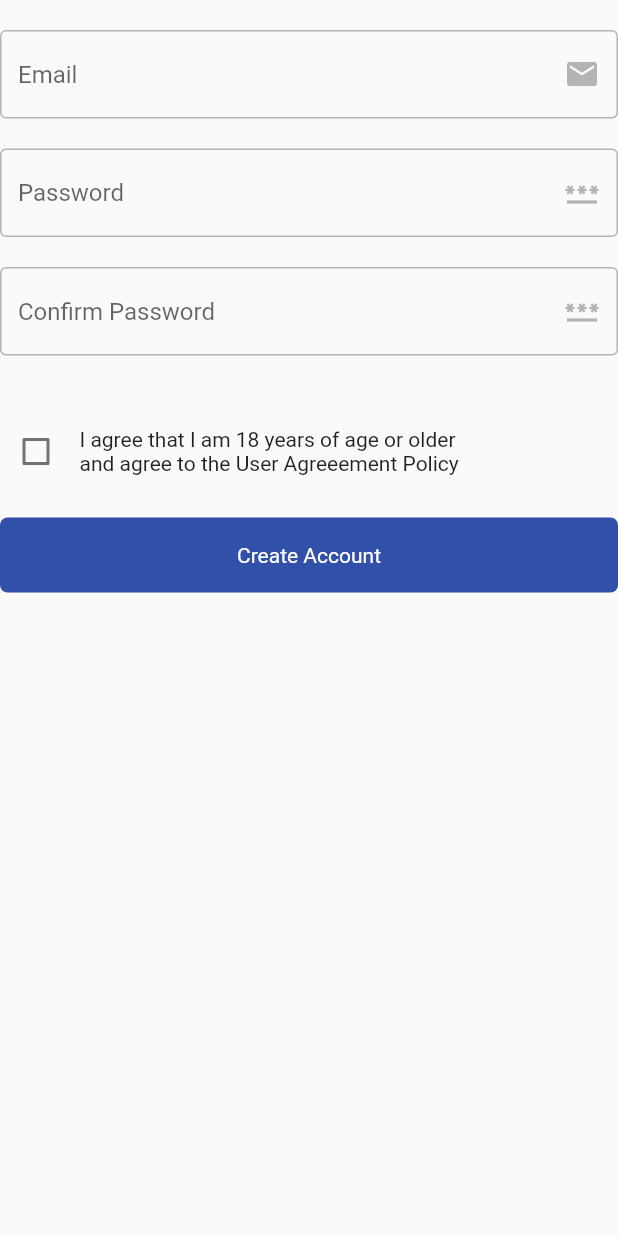
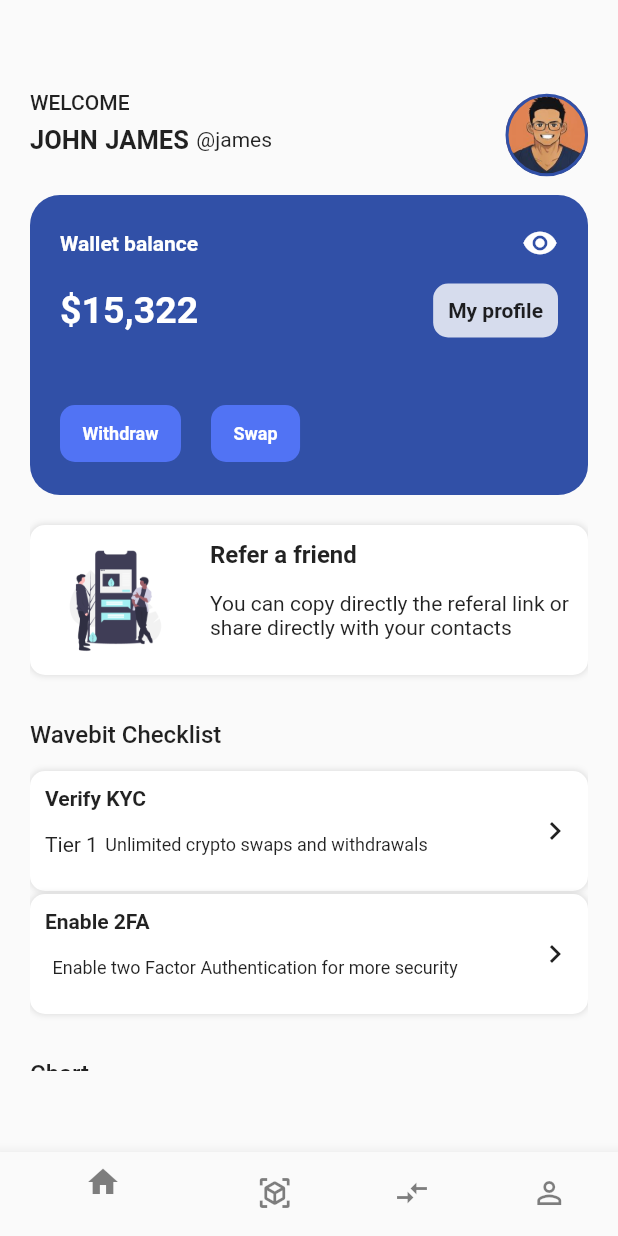
Before and after one commit to wavebitex/wavebit-mobile, a Flutter app: the SignUpForm widget shown alone on an empty page, opened directly, after a tap on "Create Account", on a phone screen of 412 x 824 dp. Run offline on Flutter 3.47's test engine with Material 2 defaults, Android fonts, the phone set to English and light mode, and no system bars.

Commit message:
create landing page UI

```diff
--- a/wavebitex/lib/ui/auth/widget/sign_up_form.dart
+++ b/wavebitex/lib/ui/auth/widget/sign_up_form.dart
@@ -1,4 +1,5 @@
 import 'package:flutter/material.dart';
+import 'package:wavebitex/ui/landing_page/index.dart';
 import 'package:wavebitex/widgets/action_button.dart';
 import 'package:wavebitex/widgets/agreement_checkbox.dart';
 import 'package:wavebitex/widgets/app_text_field.dart';
@@ -20,7 +21,9 @@ class _SignUpFormState extends State<SignUpForm> {
     });
   }
 
-  void onSubmit(){}
+  void onSubmit() {
+    Navigator.push(context, MaterialPageRoute(builder: (context) => Home()));
+  }
 
   @override
   Widget build(BuildContext context) {
@@ -44,9 +47,12 @@ class _SignUpFormState extends State<SignUpForm> {
           ),
           _spacer,
           _spacer,
-          AgreementCheckbox(onChange: (_isUserAgreed) => _handleAgreement(), value: _isUserAgreed,),
+          AgreementCheckbox(
+            onChange: (_isUserAgreed) => _handleAgreement(),
+            value: _isUserAgreed,
+          ),
           _spacer,
-         ActionButton(title: 'Create Account', onTap: () => onSubmit())
+          ActionButton(title: 'Create Account', onTap: () => onSubmit())
         ],
       ),
     );
--- /dev/null
+++ b/wavebitex/lib/ui/landing_page/index.dart
@@ -0,0 +1,236 @@
+import 'package:flutter/material.dart';
+import 'package:wavebitex/utils/splash/wavebit_colors.dart';
+import 'package:wavebitex/widget/credit_card.dart';
+import 'package:wavebitex/widget/wavebit_card.dart';
+
+class Home extends StatefulWidget {
+  const Home({Key? key}) : super(key: key);
+
+  @override
+  _HomeState createState() => _HomeState();
+}
+
+class _HomeState extends State<Home> {
+  Widget _buildWelcomeBar() {
+    return Column(
+      children: [
+        Container(
+          height: 60,
+          child: Row(
+            mainAxisAlignment: MainAxisAlignment.spaceBetween,
+            children: [
+              Column(
+                crossAxisAlignment: CrossAxisAlignment.start,
+                children: [
+                  Text(
+                    'welcome'.toUpperCase(),
+                    style: const TextStyle(fontSize: 14, fontWeight: FontWeight.w500),
+                  ),
+                  const SizedBox(height: 7),
+                  Row(
+                    children: [
+                      Text(
+                        'John'.toUpperCase(),
+                        style: const TextStyle(fontSize: 17, fontWeight: FontWeight.bold),
+                      ),
+                      const SizedBox(
+                        width: 5,
+                      ),
+                      Text(
+                        'James'.toUpperCase(),
+                        style: const TextStyle(fontSize: 17, fontWeight: FontWeight.bold),
+                      ),
+                      const SizedBox(
+                        width: 5,
+                      ),
+                      Text('@james')
+                    ],
+                  )
+                ],
+              ),
+              Container(
+                height: 55,
+                width: 55,
+                decoration: BoxDecoration(
+                    border: Border.all(color: WBColors.primary, width: 2),
+                    borderRadius: BorderRadius.circular(40),
+                    image:
+                        const DecorationImage(image: AssetImage('assets/img/profile_avater1.png'))),
+              ),
+            ],
+          ),
+        ),
+      ],
+    );
+  }
+
+  Widget _buildReferAFriend(double width) {
+    return WBCard(
+      height: 100,
+      child: Row(
+        mainAxisAlignment: MainAxisAlignment.spaceBetween,
+        children: [
+          Container(
+            width: 90,
+            height: 100,
+            decoration: const BoxDecoration(
+              image: DecorationImage(image: AssetImage('assets/img/referal_image.png')),
+            ),
+          ),
+          Column(
+            crossAxisAlignment: CrossAxisAlignment.start,
+            children: [
+              const Text(
+                'Refer a friend',
+                style: TextStyle(fontWeight: FontWeight.bold, fontSize: 16),
+              ),
+              const SizedBox(height: 15),
+              Container(
+                  width: width,
+                  child: Text(
+                      'You can copy directly the referal link or share directly with your contacts')),
+            ],
+          )
+        ],
+      ),
+    );
+  }
+
+  Widget _buildCheckListCard(
+      {required String title, required String subTitle, required String content}) {
+    return WBCard(
+      height: 80,
+      child: Row(
+        mainAxisAlignment: MainAxisAlignment.spaceBetween,
+        children: [
+          Column(
+            crossAxisAlignment: CrossAxisAlignment.start,
+            children: [
+              Text(
+                title,
+                style: const TextStyle(fontWeight: FontWeight.bold),
+              ),
+              const SizedBox(height: 15),
+              Row(children: [
+                Text(subTitle),
+                const SizedBox(width: 5),
+                Text(
+                  content,
+                  style: TextStyle(fontSize: 12),
+                ),
+              ])
+            ],
+          ),
+          Icon(Icons.chevron_right)
+        ],
+      ),
+    );
+  }
+
+  Widget _buildChartCard({required String coin, required num percent}) {
+    return Column(
+      children: [
+        WBCard(
+          height: 70,
+          child: Row(
+            mainAxisAlignment: MainAxisAlignment.spaceBetween,
+            children: [
+              Container(
+                height: 50,
+                width: 50,
+                decoration: BoxDecoration(
+                    borderRadius: BorderRadius.circular(50),
+                    image: const DecorationImage(
+                        image: AssetImage('assets/img/bitcoin_logo.png'), fit: BoxFit.cover)),
+              ),
+              Column(
+                children: [
+                  Text(coin.toUpperCase(), style: const TextStyle(fontWeight: FontWeight.bold)),
+                  const SizedBox(height: 10),
+                  Text(coin, style: const TextStyle(color: Colors.red)),
+                ],
+              ),
+              const Text('.............'),
+              Container(
+                  alignment: Alignment.centerLeft,
+                  child: const Text(
+                    '\$38,769',
+                    style: TextStyle(fontSize: 14, fontWeight: FontWeight.w500),
+                    textAlign: TextAlign.left,
+                  )),
+            ],
+          ),
+        ),
+        const SizedBox(height: 10),
+      ],
+    );
+  }
+
+  @override
+  Widget build(BuildContext context) {
+    final _size = MediaQuery.of(context).size;
+
+    return Scaffold(
+      body: Container(
+        height: _size.height,
+        padding: const EdgeInsets.symmetric(horizontal: 20, vertical: 20),
+        child: Column(children: [
+          const SizedBox(height: 40),
+          _buildWelcomeBar(),
+          const SizedBox(height: 10),
+          SizedBox(
+            height: _size.height - 240,
+            child: SingleChildScrollView(
+              child: Column(
+                children: [
+                  const AppCreditCard(),
+                  const SizedBox(height: 20),
+                  _buildReferAFriend(_size.width - 170),
+                  const SizedBox(height: 30),
+                  Container(
+                      alignment: Alignment.centerLeft,
+                      child: const Text(
+                        'Wavebit Checklist',
+                        style: TextStyle(fontSize: 16, fontWeight: FontWeight.w500),
+                        textAlign: TextAlign.left,
+                      )),
+                  const SizedBox(height: 15),
+                  _buildCheckListCard(
+                      title: 'Verify KYC',
+                      subTitle: 'Tier 1',
+                      content: 'Unlimited crypto swaps and withdrawals'),
+                  const SizedBox(height: 2),
+                  _buildCheckListCard(
+                      title: 'Enable 2FA',
+                      subTitle: '',
+                      content: 'Enable two Factor Authentication for more security'),
+                  const SizedBox(height: 30),
+                  Container(
+                      alignment: Alignment.centerLeft,
+                      child: const Text(
+                        'Chart',
+                        style: TextStyle(fontSize: 16, fontWeight: FontWeight.w500),
+                        textAlign: TextAlign.left,
+                      )),
+                  const SizedBox(height: 15),
+                  Column(
+                      children:
+                          List.generate(5, (index) => _buildChartCard(coin: 'btc', percent: 13.3))
+                              .toList()),
+                ],
+              ),
+            ),
+          ),
+        ]),
+      ),
+      bottomNavigationBar: BottomNavigationBar(
+        items:  [
+          BottomNavigationBarItem(label: '', icon: Icon(Icons.home, color: Colors.black.withOpacity(0.5),)),
+          BottomNavigationBarItem(label: '', icon: Icon(Icons.view_in_ar, color: Colors.black.withOpacity(0.5),)),
+          BottomNavigationBarItem(label: '', icon: Icon(Icons.compare_arrows, color: Colors.black.withOpacity(0.5),)),
+          BottomNavigationBarItem(label: '', icon: Icon(Icons.perm_identity, color: Colors.black.withOpacity(0.5),)),
+        ],
+      ),
+    );
+  }
+}
--- a/wavebitex/lib/ui/splash_screen.dart
+++ b/wavebitex/lib/ui/splash_screen.dart
@@ -28,11 +28,17 @@ class _SplashScreenState extends State<SplashScreen> {
   Widget build(BuildContext context) {
     return Scaffold(
       backgroundColor: WBColors.primary,
-      body: const Center(
-        child: Text(
-          'Wavebit Exchange',
-          style: TextStyle(color: Colors.white, fontSize: 28, fontWeight: FontWeight.bold),
-        ),
+      body: Column(
+        mainAxisAlignment: MainAxisAlignment.center,
+        crossAxisAlignment: CrossAxisAlignment.center,
+        children:  [
+          Center(child: Image.asset('assets/img/logo.png', height: 70,)),
+          const SizedBox(height: 15),
+         const  Text(
+            'Wavebit Exchange',
+            style: TextStyle(color: Colors.white, fontSize: 22, fontWeight: FontWeight.bold),
+          ),
+        ],
       ),
     );
   }
--- a/wavebitex/lib/utils/splash/wavebit_colors.dart
+++ b/wavebitex/lib/utils/splash/wavebit_colors.dart
@@ -2,6 +2,7 @@ import 'package:flutter/material.dart';
 
 class WBColors {
   static Color primary = hexToColor("#3150A7");
+  static Color secondary = hexToColor("#5173F4");
   static Color inputBorderColor = hexToColor("#B4B4B4");
 }
 
--- /dev/null
+++ b/wavebitex/lib/widget/credit_card.dart
@@ -0,0 +1,71 @@
+import 'package:flutter/material.dart';
+import 'package:wavebitex/utils/splash/wavebit_colors.dart';
+
+class AppCreditCard extends StatefulWidget {
+  const AppCreditCard({ Key? key }) : super(key: key);
+
+  @override
+  _AppCreditCardState createState() => _AppCreditCardState();
+}
+
+class _AppCreditCardState extends State<AppCreditCard> {
+  @override
+  Widget build(BuildContext context) {
+    return Container(
+      height:200,
+      decoration: BoxDecoration(
+        color: WBColors.primary,
+        borderRadius: BorderRadius.circular(20)
+      ),
+      child: Padding(
+        padding: const EdgeInsets.symmetric(horizontal: 20, vertical: 20),
+        child: Column(children: [
+          Row(
+            mainAxisAlignment: MainAxisAlignment.spaceBetween,
+            children: const [
+              Text('Wallet balance', style:TextStyle(fontWeight: FontWeight.w600, color: Colors.white),),
+               Icon(Icons.visibility, color: Colors.white,)
+            ],
+          ),
+          const SizedBox(height: 15,),
+           Row(
+            mainAxisAlignment: MainAxisAlignment.spaceBetween,
+            children:  [
+             const  Text('\$15,322', style:TextStyle(fontWeight: FontWeight.bold, fontSize: 25, color: Colors.white),),
+               Container(
+                 padding: const EdgeInsets.symmetric(horizontal: 10, vertical: 10),
+                 decoration: BoxDecoration(
+                   color: Colors.white.withOpacity(0.8),
+                   borderRadius: BorderRadius.circular(10),
+                 ),
+                 child: const Text('My profile', style: TextStyle(fontWeight: FontWeight.bold), ),
+               )
+            ],
+          ),
+          const SizedBox(height: 45,),
+           Row(
+            children:  [
+               Container(
+                 padding: const EdgeInsets.symmetric(horizontal: 15, vertical: 12),
+                 decoration: BoxDecoration(
+                   color: WBColors.secondary,
+                   borderRadius: BorderRadius.circular(10),
+                 ),
+                 child: const Text('Withdraw', style: TextStyle(fontSize: 12, fontWeight: FontWeight.bold, color: Colors.white), ),
+               ),
+               const SizedBox(width: 20),
+               Container(
+                 padding: const EdgeInsets.symmetric(horizontal: 15, vertical: 12),
+                 decoration: BoxDecoration(
+                   color: WBColors.secondary,
+                   borderRadius: BorderRadius.circular(10),
+                 ),
+                 child: const Text('Swap', style: TextStyle(fontSize: 12, fontWeight: FontWeight.bold, color: Colors.white), ),
+               )
+            ],
+          ),
+        ],),
+      ),
+    );
+  }
+}
--- /dev/null
+++ b/wavebitex/lib/widget/wavebit_card.dart
@@ -0,0 +1,23 @@
+import 'package:flutter/material.dart';
+
+class WBCard extends Container {
+  final double height;
+  final Widget? child;
+  WBCard({Key? key, this.child, required this.height});
+
+  @override
+  Widget build(BuildContext context) {
+    return Container(
+      padding: const EdgeInsets.symmetric(horizontal: 10, vertical: 10),
+      height: height,
+      width: double.infinity,
+      decoration: BoxDecoration(
+          color: Colors.white,
+          borderRadius: BorderRadius.circular(10),
+          boxShadow: [
+            BoxShadow(color: Colors.grey.withOpacity(0.3), blurRadius: 3.0, spreadRadius: 0.05)
+          ]),
+      child: child,
+    );
+  }
+}
--- a/wavebitex/pubspec.yaml
+++ b/wavebitex/pubspec.yaml
@@ -58,9 +58,9 @@ flutter:
   uses-material-design: true
 
   # To add assets to your application, add an assets section, like this:
-  # assets:
-  #   - images/a_dot_burr.jpeg
-  #   - images/a_dot_ham.jpeg
+  assets:
+    - assets/img/
+
 
   # An image asset can refer to one or more resolution-specific "variants", see
   # https://flutter.dev/assets-and-images/#resolution-aware.
```
Also changed, not shown: wavebitex/assets/img/bitcoin_logo.png (added), wavebitex/assets/img/logo.png (added), wavebitex/assets/img/profile_avater1.png (added), wavebitex/assets/img/referal_image.png (added).
